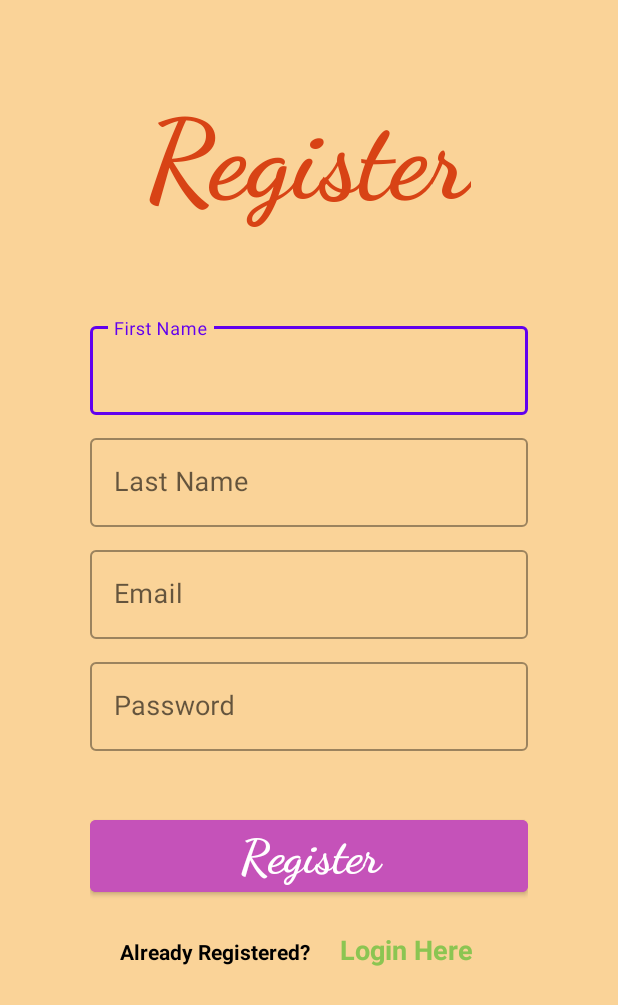
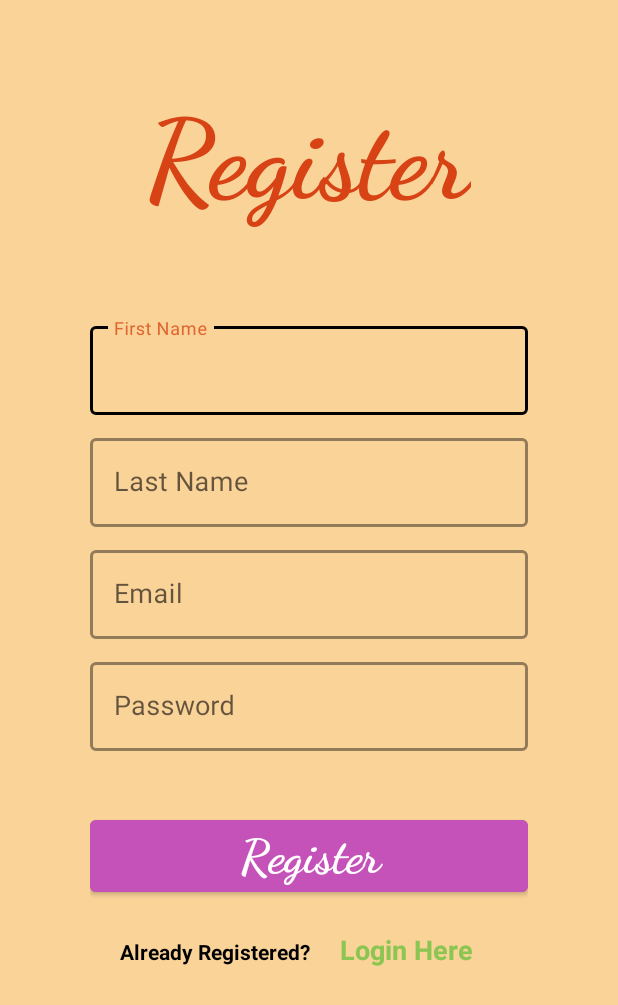
Before and after one commit to yifzheng/DeerDiary, an Android app: the layout activity_register.xml on its own in the app's theme, with its tools: preview values and no code run, on a phone screen of 412 x 824 dp. Shown: the top 1005 px of the screen. Run offline under Robolectric (Android 15) with nearby library versions, the phone set to English and light mode, and no system bars.

```diff
--- a/DeerDiary/app/src/main/res/layout/activity_register.xml
+++ b/DeerDiary/app/src/main/res/layout/activity_register.xml
@@ -4,8 +4,8 @@
     xmlns:tools="http://schemas.android.com/tools"
     android:layout_width="match_parent"
     android:layout_height="match_parent"
-    tools:context=".RegisterActivity"
-    android:background="@color/background">
+    android:background="@color/background"
+    tools:context=".RegisterActivity">
 
     <LinearLayout
         android:layout_width="match_parent"
@@ -29,7 +29,11 @@
             style="@style/Widget.MaterialComponents.TextInputLayout.OutlinedBox"
             android:layout_width="match_parent"
             android:layout_height="wrap_content"
-            android:layout_marginBottom="10dp">
+            android:layout_marginBottom="10dp"
+            app:boxStrokeColor="@color/black"
+            app:boxStrokeWidth="2dp"
+            app:hintTextColor="@color/font_color"
+            app:boxStrokeErrorColor="@color/error">
 
             <com.google.android.material.textfield.TextInputEditText
                 android:id="@+id/register_firstname"
@@ -46,7 +50,11 @@
             style="@style/Widget.MaterialComponents.TextInputLayout.OutlinedBox"
             android:layout_width="match_parent"
             android:layout_height="wrap_content"
-            android:layout_marginBottom="10dp">
+            android:layout_marginBottom="10dp"
+            app:boxStrokeColor="@color/black"
+            app:boxStrokeWidth="2dp"
+            app:hintTextColor="@color/font_color"
+            app:boxStrokeErrorColor="@color/error">
 
             <com.google.android.material.textfield.TextInputEditText
                 android:id="@+id/register_lastname"
@@ -63,14 +71,19 @@
             style="@style/Widget.MaterialComponents.TextInputLayout.OutlinedBox"
             android:layout_width="match_parent"
             android:layout_height="wrap_content"
-            android:layout_marginBottom="10dp">
+            android:layout_marginBottom="10dp"
+            app:boxStrokeColor="@color/black"
+            app:boxStrokeWidth="2dp"
+            app:hintTextColor="@color/font_color"
+            app:boxStrokeErrorColor="@color/error">
+
             <com.google.android.material.textfield.TextInputEditText
                 android:id="@+id/register_email"
                 android:layout_width="match_parent"
                 android:layout_height="wrap_content"
+                android:layout_gravity="center"
                 android:hint="@string/email"
                 android:inputType="textEmailAddress"
-                android:layout_gravity="center"
                 android:textSize="18sp" />
         </com.google.android.material.textfield.TextInputLayout>
 
@@ -78,7 +91,11 @@
             style="@style/Widget.MaterialComponents.TextInputLayout.OutlinedBox"
             android:layout_width="match_parent"
             android:layout_height="wrap_content"
-            android:layout_marginBottom="10dp">
+            android:layout_marginBottom="10dp"
+            app:boxStrokeColor="@color/black"
+            app:boxStrokeWidth="2dp"
+            app:hintTextColor="@color/font_color"
+            app:boxStrokeErrorColor="@color/error">
 
             <com.google.android.material.textfield.TextInputEditText
                 android:id="@+id/register_password"
@@ -108,28 +125,26 @@
         <LinearLayout
             android:layout_width="match_parent"
             android:layout_height="wrap_content"
-            android:orientation="horizontal"
             android:layout_marginTop="20dp"
-            >
+            android:orientation="horizontal">
 
             <TextView
                 android:layout_width="wrap_content"
                 android:layout_height="wrap_content"
+                android:layout_marginStart="20dp"
                 android:text="@string/already_registered"
                 android:textColor="@color/black"
-                android:textStyle="bold"
-                android:layout_marginStart="20dp"/>
+                android:textStyle="bold" />
 
             <TextView
                 android:id="@+id/register_loginhere"
                 android:layout_width="wrap_content"
                 android:layout_height="wrap_content"
+                android:layout_marginStart="20dp"
                 android:text="@string/login_here"
                 android:textColor="@color/green_100"
-                android:textStyle="bold"
                 android:textSize="18sp"
-                android:layout_marginStart="20dp"
-                />
+                android:textStyle="bold" />
 
         </LinearLayout>
 
--- a/DeerDiary/app/src/main/res/values/colors.xml
+++ b/DeerDiary/app/src/main/res/values/colors.xml
@@ -11,4 +11,5 @@
     <color name="font_color">#E06531</color>
     <color name="green_100">#8BC552</color>
     <color name="magenta_100">#C552B9</color>
+    <color name="error">#ff2424</color>
 </resources>
```
Also changed, not shown: DeerDiary/app/src/main/java/com/example/deerdiary/RegisterActivity.java (+92 -2 lines), DeerDiary/app/src/main/java/com/example/deerdiary/User.java (added, +46 -0 lines), 1 other file.
